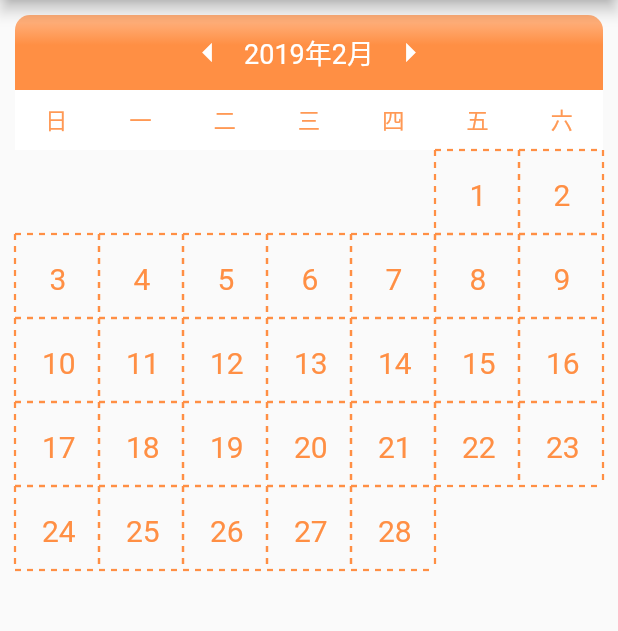
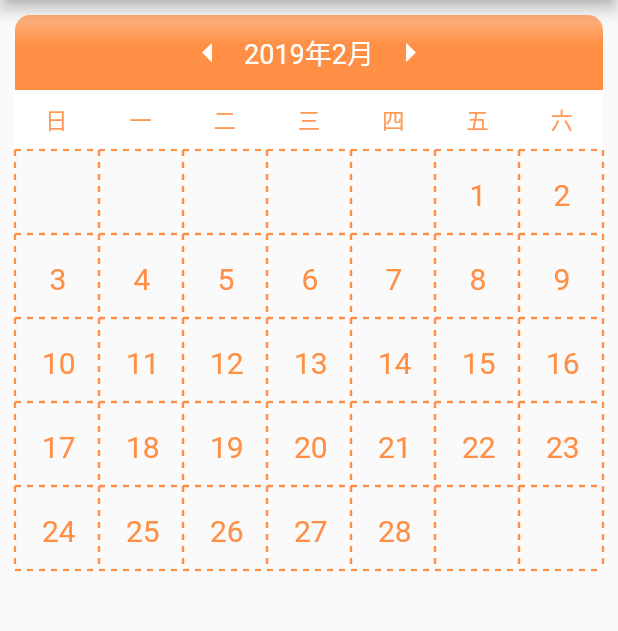
Before and after one commit to a4562556/CalenderView, a Flutter app: the screen it shows after launch, after a tap on the "arrow left" icon, on a phone screen of 412 x 824 dp, the part 84-715 px from its top. Run offline on Flutter 3.47's test engine with Material 2 defaults, Android fonts, the phone set to English and light mode, and no system bars.

Commit message:
2019.3.14

```diff
--- a/lib/CalenderView.dart
+++ b/lib/CalenderView.dart
@@ -1,11 +1,14 @@
 import 'package:flutter/material.dart';
 import 'dart:ui' as ui;
-import 'utils/dashGrid.dart';
+import 'utils/DashGrid.dart';
+import 'models/SignedDay.dart';
+
 class MyCalenderView extends StatefulWidget {
   final DateTime nowDate;
   final ui.Image image;
+  final List<SignedDay> signedDays;
 
-  MyCalenderView({this.nowDate, this.image});
+  MyCalenderView({this.nowDate, this.image, this.signedDays});
 
   @override
   State<StatefulWidget> createState() => new _MyCalenderView();
@@ -13,63 +16,78 @@ class MyCalenderView extends StatefulWidget {
 
 class _MyCalenderView extends State<MyCalenderView> {
   //每个月的天数
-  List<int> days = [31,28,31,30,31,30,31,31,30,31,30,31];
+  List<int> days = [31, 28, 31, 30, 31, 30, 31, 31, 30, 31, 30, 31];
 
   @override
   Widget build(BuildContext context) {
     return GridView.count(
-        crossAxisCount: 7,
-        children: _build(widget.nowDate),
+      crossAxisCount: 7,
+      children: _build(widget.nowDate),
     );
   }
 
-
   List<Widget> _build(DateTime date) {
-    List <Widget> items = new List();
+    List<Widget> items = new List();
+    int j = 0, i = 0, x = 0;
     //星期日作为一周的第一天
-    if(date.weekday!=DateTime.sunday){
+    if (date.weekday != DateTime.sunday) {
       //如果该月1日不为星期日则打印占位格子
-      for(int j = 0; j<date.weekday;j++){
-        items.add(_build_blank());
+      for (; j < date.weekday; j++) {
+        items.add(build_grid_item(0, false));
       }
     }
     //如果为闰年则二月有29天
-    if (isLeapYear(date.year)&&date.month==DateTime.february) {
-      for(int i = 0;i<days[date.month-1]+1;i++){
-            items.add(_build_grid_item(i+1));
+    if (isLeapYear(date.year) && date.month == DateTime.february) {
+      for (; i < days[date.month - 1] + 1; i++) {
+        final day = i + 1;
+        items.add(
+            build_grid_item(day, getIsSignedDay(date.year, date.month, day)));
       }
-    }else{
-      for(int i = 0;i<days[date.month-1];i++){
-          items.add(_build_grid_item(i+1));
+    } else {
+      for (; i < days[date.month - 1]; i++) {
+        final day = i + 1;
+        items.add(
+            build_grid_item(day, getIsSignedDay(date.year, date.month, day)));
       }
     }
+    //绘制剩余的格子
+    final remained = 7 - ((j + i) % 7);
+    if (remained != 7) {
+      for (; x < remained; x++) {
+        items.add(build_grid_item(0, false));
+      }
+    }
+
     return items;
   }
+
   //构建每个格子
-  Widget _build_grid_item(int day){
+  Widget build_grid_item(int day, bool isSigned) {
     return Container(
       child: CustomPaint(
         size: Size(45, 45),
-        painter:DashGridPainter(text: day.toString(),
-            paintColor:Color.fromRGBO(255, 143, 68, 1.0),
-            isSign: false,
+        painter: DashGridPainter(
+            text: day == 0 ? "" : day.toString(),
+            paintColor: Color.fromRGBO(255, 143, 68, 1.0),
+            isSign: isSigned,
             image: widget.image),
       ),
     );
   }
 
-  Widget _build_blank(){
-    return Container(
-       width: 45,
-       height: 45,
-
-    );
+  bool getIsSignedDay(int year, int month, int day) {
+    bool flag = false;
+    for (var i in widget.signedDays) {
+      if (year == i.year && month == i.month && day == i.day) {
+        flag = true;
+      }
+    }
+    return flag;
   }
 
-
-
   bool isLeapYear(int year) {
-    if (year % 100 != 0 && year % 4 == 0 || year % 100 == 0 && year % 400 == 0) {
+    if (year % 100 != 0 && year % 4 == 0 ||
+        year % 100 == 0 && year % 400 == 0) {
       return true;
     }
     return false;
--- a/lib/main.dart
+++ b/lib/main.dart
@@ -5,30 +5,24 @@ import 'CalenderView.dart';
 import 'WeekView.dart';
 import 'dart:ui' as ui;
 import 'package:flutter/services.dart' show rootBundle;
-void main() => runApp(Navigatetor(window.defaultRouteName));
+import 'dart:convert';
+import 'models/SignedDay.dart';
+void main() => runApp(navigator(window.defaultRouteName));
 
-Widget Navigatetor(String routeName) {
-  switch (routeName) {
-    default:
+Widget navigator(String stringData) {
+      stringData = "{\"data\":[{\"year\":2019,\"month\":3,\"day\":1}]}";
       return MaterialApp(
         theme: ThemeData(
-          // This is the theme of your application.
-          //
-          // Try running your application with "flutter run". You'll see the
-          // application has a blue toolbar. Then, without quitting the app, try
-          // changing the primarySwatch below to Colors.green and then invoke
-          // "hot reload" (press "r" in the console where you ran "flutter run",
-          // or simply save your changes to "hot reload" in a Flutter IDE).
-          // Notice that the counter didn't reset back to zero; the application
-          // is not restarted.
           primarySwatch: Colors.blue,
         ),
-        home: Home(),
+        home: Home(signedDays: SignedDay.getList(json.decode(stringData))),
       );
-  }
 }
 
 class Home extends StatefulWidget {
+  final List<SignedDay> signedDays;
+
+  Home({this.signedDays});
 
   @override
   State<StatefulWidget> createState() {
@@ -57,6 +51,7 @@ class _Home extends State<Home> {
 
   @override
   Widget build(BuildContext context) {
+
     return new Scaffold(
       key: _key,
       appBar: new AppBar(
@@ -139,7 +134,7 @@ class _Home extends State<Home> {
                 Container(
                   width: 500,
                   height: 400,
-                  child: MyCalenderView(nowDate: dateTime,image: this._image,),
+                  child: MyCalenderView(nowDate: dateTime,image: this._image,signedDays: widget.signedDays),
                 )
 
               ],
--- /dev/null
+++ b/lib/models/SignedDay.dart
@@ -0,0 +1,28 @@
+class SignedDay{
+
+   int year;
+   int month;
+   int day;
+
+   SignedDay({this.year,this.month,this.day});
+
+   factory SignedDay.fromJson(Map<String,dynamic> json)  =>_fromJson(json);
+
+   static List<SignedDay> getList(Map<String,dynamic> json){
+     return _getListJson(json);
+   }
+
+}
+
+SignedDay _fromJson(Map<String,dynamic> json){
+  return SignedDay(
+     year: json["year"] as int,
+     month: json["month"] as int,
+     day: json["day"] as int
+  );
+}
+
+List<SignedDay> _getListJson(Map<String,dynamic> json){
+   var list = json["data"] as List;
+  return list.map((i)=>_fromJson(i)).toList();
+}
--- a/lib/utils/mysparator.dart
+++ /dev/null
@@ -1,33 +0,0 @@
-import 'package:flutter/material.dart';
-
-class MySeparator extends StatelessWidget {
-  final double height;
-  final Color color;
-
-  const MySeparator({this.height = 1, this.color = Colors.black});
-
-  @override
-  Widget build(BuildContext context) {
-    return LayoutBuilder(
-      builder: (BuildContext context, BoxConstraints constraints) {
-        final boxWidth = constraints.constrainWidth();
-        final dashWidth = 6.0;
-        final dashHeight = height;
-        final dashCount = (boxWidth / (2 * dashWidth)).floor();
-        return Flex(
-          children: List.generate(dashCount, (_) {
-            return SizedBox(
-              width: dashWidth,
-              height: dashHeight,
-              child: DecoratedBox(
-                decoration: BoxDecoration(color: color),
-              ),
-            );
-          }),
-          mainAxisAlignment: MainAxisAlignment.spaceBetween,
-          direction: Axis.horizontal,
-        );
-      },
-    );
-  }
-}
```
Also changed, not shown: lib/utils/DashGrid.dart (renamed from lib/utils/dashGrid.dart), 4 other files.
